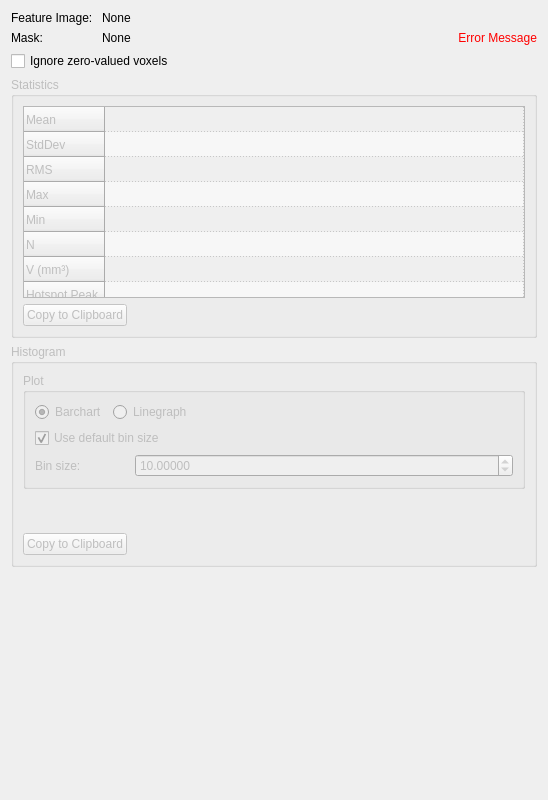
The window that Plugins/org.mitk.gui.qt.measurementtoolbox/src/internal/QmitkImageStatisticsViewControls.ui (MITK/MITK) describes before a commit, drawn with Qt 5.
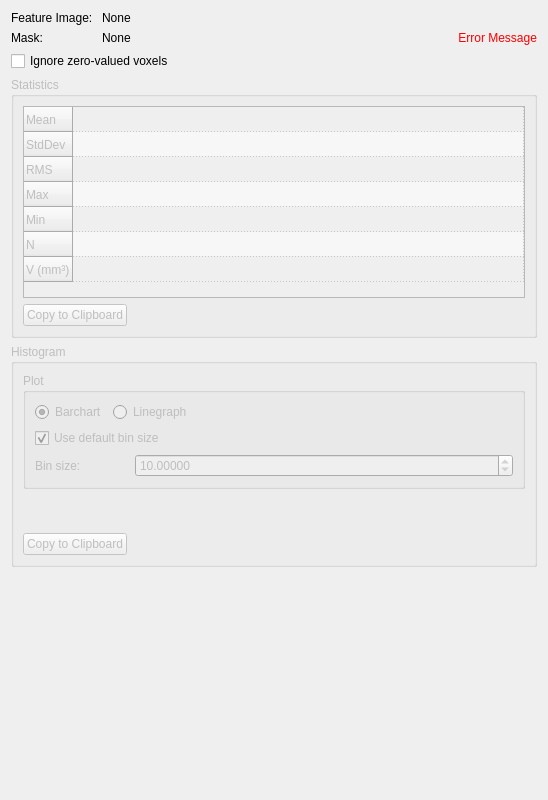
The same window after the commit. Custom widgets are drawn as their Qt base class.

Commit message: Removed Hotspot statistics from View until they work.

The edit to the form file:
```diff
--- a/Plugins/org.mitk.gui.qt.measurementtoolbox/src/internal/QmitkImageStatisticsViewControls.ui
+++ b/Plugins/org.mitk.gui.qt.measurementtoolbox/src/internal/QmitkImageStatisticsViewControls.ui
@@ -141,7 +141,7 @@
          </size>
         </property>
         <property name="verticalScrollBarPolicy">
-         <enum>Qt::ScrollBarAlwaysOff</enum>
+         <enum>Qt::ScrollBarAsNeeded</enum>
         </property>
         <property name="horizontalScrollBarPolicy">
          <enum>Qt::ScrollBarAsNeeded</enum>
@@ -165,7 +165,7 @@
          <bool>false</bool>
         </property>
         <property name="rowCount">
-         <number>10</number>
+         <number>7</number>
         </property>
         <attribute name="horizontalHeaderVisible">
          <bool>false</bool>
@@ -241,21 +241,6 @@
           <string>V (mm³)</string>
          </property>
         </row>
-        <row>
-         <property name="text">
-          <string>Hotspot Peak</string>
-         </property>
-        </row>
-        <row>
-         <property name="text">
-          <string>Hotspot Max</string>
-         </property>
-        </row>
-        <row>
-         <property name="text">
-          <string>Hotspot Min</string>
-         </property>
-        </row>
         <column>
          <property name="text">
           <string>0</string>
```
Left out of the diff: 33 changed lines with no effect on the pictures. The commit also changes 1 other file.
